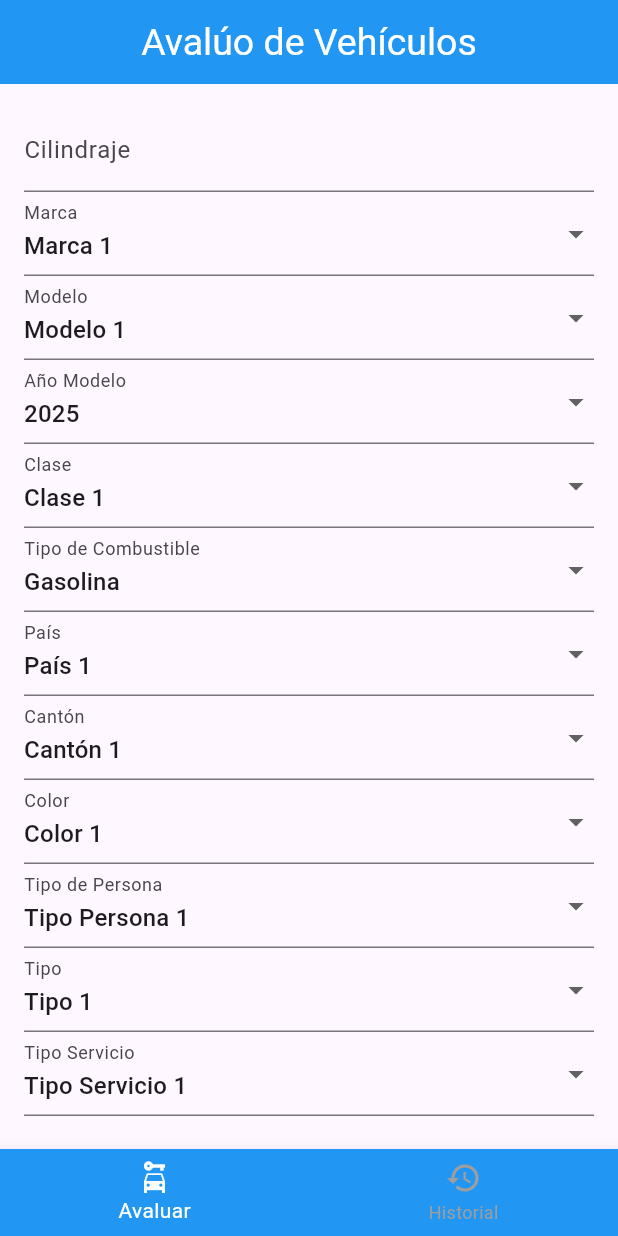
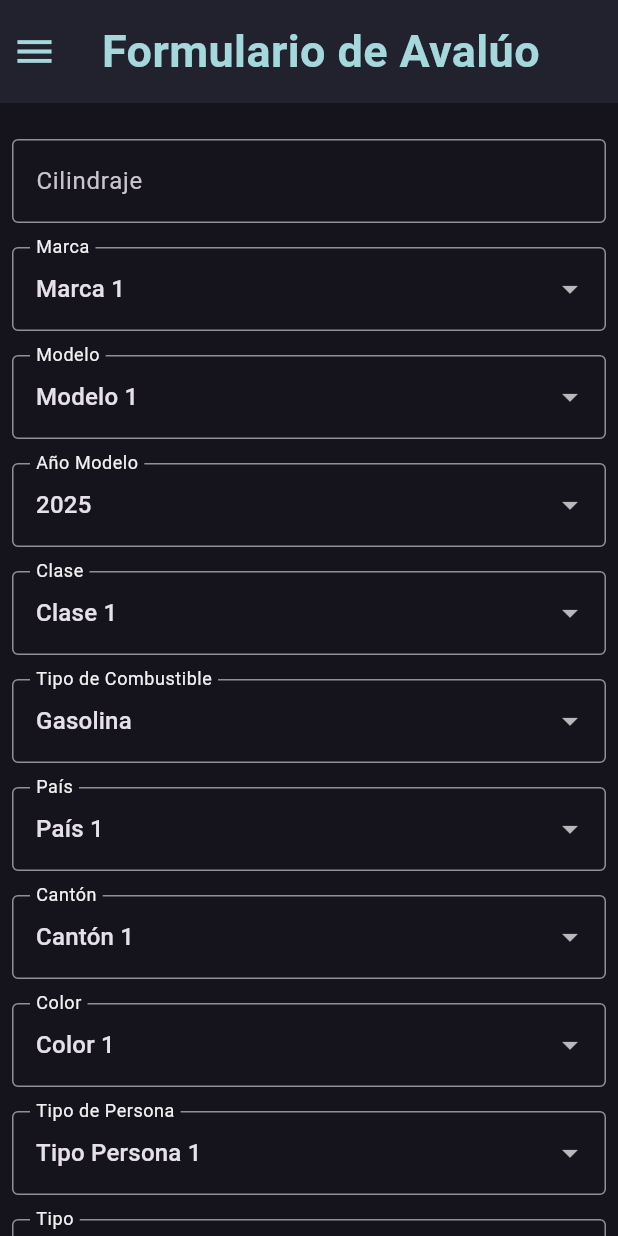
Before and after one commit to codeswax/Proyecto-IA, a Flutter app: the screen it shows after launch, on a phone screen of 412 x 824 dp. Run offline on Flutter 3.47's test engine with Material 3 defaults, Android fonts, the light colour scheme and no system bars.

Commit message:
Cambios en la interfaz, resolución de bug
Layout responsivo y con paleta de colores
El campo Tipo ya no produce error al seleccionar una opción

```diff
--- a/proyecto_ia_front/lib/components/bottom_nav_bar.dart
+++ /dev/null
@@ -1,27 +0,0 @@
-import 'package:flutter/material.dart';
-
-class BottomNavBar extends StatelessWidget {
-  final int selectedScreen;
-  final Function(int) onTap;
-
-  const BottomNavBar({
-    super.key,
-    required this.selectedScreen,
-    required this.onTap,
-  });
-
-  @override
-  Widget build(BuildContext context) {
-    return BottomNavigationBar(
-      backgroundColor: Colors.blue,
-      currentIndex: selectedScreen,
-      unselectedItemColor: Colors.grey,
-      selectedItemColor: Colors.white,
-      onTap: onTap,
-      items: const [
-        BottomNavigationBarItem(icon: Icon(Icons.car_rental), label: 'Avaluar'),
-        BottomNavigationBarItem(icon: Icon(Icons.history), label: 'Historial'),
-      ],
-    );
-  }
-}
--- a/proyecto_ia_front/lib/main.dart
+++ b/proyecto_ia_front/lib/main.dart
@@ -1,5 +1,6 @@
 import 'package:flutter/material.dart';
 import 'package:proyecto_ia_front/screens/main_screen.dart';
+import 'package:proyecto_ia_front/util/constants.dart';
 
 void main() {
   runApp(const MainApp());
@@ -11,8 +12,22 @@ class MainApp extends StatelessWidget {
   @override
   Widget build(BuildContext context) {
     return MaterialApp(
-        debugShowCheckedModeBanner: false,
-        theme: ThemeData(primarySwatch: Colors.blue),
-        home: const MainScreen());
+      title: 'Avalúo de Vehículos Usados',
+      debugShowCheckedModeBanner: false,
+      theme: ThemeData(
+        scaffoldBackgroundColor: backgroundColor,
+        brightness: Brightness.dark,
+        inputDecorationTheme: const InputDecorationTheme(
+            border: OutlineInputBorder(
+                borderSide: BorderSide(color: secondaryColor)),
+            focusedBorder: OutlineInputBorder(
+                borderSide: BorderSide(color: secondaryColor)),
+            floatingLabelStyle: TextStyle(color: secondaryColor)),
+        textSelectionTheme: const TextSelectionThemeData(
+          cursorColor: secondaryColor,
+        ),
+      ),
+      home: const MainScreen(),
+    );
   }
 }
--- a/proyecto_ia_front/lib/screens/car_appraisal_form.dart
+++ b/proyecto_ia_front/lib/screens/car_appraisal_form.dart
@@ -1,6 +1,7 @@
 import 'package:intl/intl.dart';
 import 'package:flutter/material.dart';
 import 'package:proyecto_ia_front/models/car.dart';
+import 'package:proyecto_ia_front/util/constants.dart';
 // import 'package:front_proyecto_ia/components/car_appraisal_details.dart';
 
 class CarAppraisalForm extends StatefulWidget {
@@ -86,13 +87,6 @@ class _CarAppraisalFormState extends State<CarAppraisalForm> {
       print('Tipo de Servicio: ${car!.tipoServicio}');
       print('Tipo de Transacción: ${car!.tipoTransaccion}');
       print('Fecha de Compra: ${car!.fechaCompra}');
-
-      // Navigator.push(
-      //   context,
-      //   MaterialPageRoute(
-      //     builder: (context) => CarAppraisalDetails(car: car!),
-      //   ),
-      // );
     }
   }
 
@@ -114,13 +108,15 @@ class _CarAppraisalFormState extends State<CarAppraisalForm> {
   @override
   Widget build(BuildContext context) {
     return Padding(
-      padding: const EdgeInsets.all(16.0),
+      padding: const EdgeInsets.only(top: 16.0),
       child: SingleChildScrollView(
         child: Form(
           key: _formKey,
           child: Column(
             children: <Widget>[
-              TextFormField(
+              Padding(
+                padding: const EdgeInsets.all(8.0),
+                child: TextFormField(
                   controller: cilindrajeController,
                   keyboardType: TextInputType.number,
                   decoration: const InputDecoration(
@@ -129,7 +125,10 @@ class _CarAppraisalFormState extends State<CarAppraisalForm> {
                   validator: _validateCilindraje,
                   onSaved: (value) => cilindraje = int.parse(value!),
                 ),
-              DropdownButtonFormField(
+              ),
+              Padding(
+                padding: const EdgeInsets.all(8.0),
+                child: DropdownButtonFormField(
                   decoration: const InputDecoration(labelText: 'Marca'),
                   value: marca,
                   items: ['Marca 1', 'Marca 2', 'Marca 3']
@@ -148,7 +147,10 @@ class _CarAppraisalFormState extends State<CarAppraisalForm> {
                       ? 'Selecciona una marca'
                       : null,
                 ),
-              DropdownButtonFormField(
+              ),
+              Padding(
+                padding: const EdgeInsets.all(8.0),
+                child: DropdownButtonFormField(
                   decoration: const InputDecoration(labelText: 'Modelo'),
                   value: modelo,
                   items: ['Modelo 1', 'Modelo 2', 'Modelo 3']
@@ -167,7 +169,10 @@ class _CarAppraisalFormState extends State<CarAppraisalForm> {
                       ? 'Selecciona un modelo'
                       : null,
                 ),
-              DropdownButtonFormField(
+              ),
+              Padding(
+                padding: const EdgeInsets.all(8.0),
+                child: DropdownButtonFormField(
                   decoration: const InputDecoration(labelText: 'Año Modelo'),
                   value: anio,
                   items: ['2025', '2024', '2023']
@@ -186,7 +191,10 @@ class _CarAppraisalFormState extends State<CarAppraisalForm> {
                       ? 'Selecciona un año modelo'
                       : null,
                 ),
-              DropdownButtonFormField(
+              ),
+              Padding(
+                padding: const EdgeInsets.all(8.0),
+                child: DropdownButtonFormField(
                   decoration: const InputDecoration(labelText: 'Clase'),
                   value: clase,
                   items: ['Clase 1', 'Clase 2', 'Clase 3']
@@ -205,7 +213,10 @@ class _CarAppraisalFormState extends State<CarAppraisalForm> {
                       ? 'Selecciona una clase'
                       : null,
                 ),
-              DropdownButtonFormField(
+              ),
+              Padding(
+                padding: const EdgeInsets.all(8.0),
+                child: DropdownButtonFormField(
                   decoration:
                       const InputDecoration(labelText: 'Tipo de Combustible'),
                   value: combustible,
@@ -225,7 +236,10 @@ class _CarAppraisalFormState extends State<CarAppraisalForm> {
                       ? 'Selecciona un tipo de combustible'
                       : null,
                 ),
-              DropdownButtonFormField(
+              ),
+              Padding(
+                padding: const EdgeInsets.all(8.0),
+                child: DropdownButtonFormField(
                   decoration: const InputDecoration(labelText: 'País'),
                   value: pais,
                   items: ['País 1', 'País 2', 'País 3']
@@ -244,7 +258,10 @@ class _CarAppraisalFormState extends State<CarAppraisalForm> {
                       ? 'Selecciona un país'
                       : null,
                 ),
-              DropdownButtonFormField(
+              ),
+              Padding(
+                padding: const EdgeInsets.all(8.0),
+                child: DropdownButtonFormField(
                   decoration: const InputDecoration(labelText: 'Cantón'),
                   value: canton,
                   items: ['Cantón 1', 'Cantón 2', 'Cantón 3']
@@ -263,7 +280,10 @@ class _CarAppraisalFormState extends State<CarAppraisalForm> {
                       ? 'Selecciona un cantón'
                       : null,
                 ),
-              DropdownButtonFormField(
+              ),
+              Padding(
+                padding: const EdgeInsets.all(8.0),
+                child: DropdownButtonFormField(
                   decoration: const InputDecoration(labelText: 'Color'),
                   value: color,
                   items: ['Color 1', 'Colorn 2', 'Color 3']
@@ -282,8 +302,12 @@ class _CarAppraisalFormState extends State<CarAppraisalForm> {
                       ? 'Selecciona un color'
                       : null,
                 ),
-              DropdownButtonFormField(
-                decoration: const InputDecoration(labelText: 'Tipo de Persona'),
+              ),
+              Padding(
+                padding: const EdgeInsets.all(8.0),
+                child: DropdownButtonFormField(
+                  decoration:
+                      const InputDecoration(labelText: 'Tipo de Persona'),
                   value: persona,
                   items: ['Tipo Persona 1', 'Tipo Persona 2']
                       .map((String value) => DropdownMenuItem(
@@ -301,7 +325,10 @@ class _CarAppraisalFormState extends State<CarAppraisalForm> {
                       ? 'Selecciona un tipo de persona'
                       : null,
                 ),
-              DropdownButtonFormField(
+              ),
+              Padding(
+                padding: const EdgeInsets.all(8.0),
+                child: DropdownButtonFormField(
                   decoration: const InputDecoration(labelText: 'Tipo'),
                   value: tipo,
                   items: ['Tipo 1', 'Tipo 2']
@@ -312,7 +339,7 @@ class _CarAppraisalFormState extends State<CarAppraisalForm> {
                       .toList(),
                   onChanged: (value) {
                     setState(() {
-                    persona = value!;
+                      tipo = value!;
                     });
                   },
                   onSaved: (value) => tipo = value!,
@@ -320,7 +347,10 @@ class _CarAppraisalFormState extends State<CarAppraisalForm> {
                       ? 'Selecciona un tipo'
                       : null,
                 ),
-              DropdownButtonFormField(
+              ),
+              Padding(
+                padding: const EdgeInsets.all(8.0),
+                child: DropdownButtonFormField(
                   decoration: const InputDecoration(labelText: 'Tipo Servicio'),
                   value: tipoServicio,
                   items: ['Tipo Servicio 1', 'Tipo Servicio 2']
@@ -339,7 +369,10 @@ class _CarAppraisalFormState extends State<CarAppraisalForm> {
                       ? 'Selecciona un tipo de servicio'
                       : null,
                 ),
-              DropdownButtonFormField(
+              ),
+              Padding(
+                padding: const EdgeInsets.all(8.0),
+                child: DropdownButtonFormField(
                   decoration:
                       const InputDecoration(labelText: 'Tipo Transacción'),
                   value: tipoTransaccion,
@@ -359,8 +392,15 @@ class _CarAppraisalFormState extends State<CarAppraisalForm> {
                       ? 'Selecciona un tipo de transacción'
                       : null,
                 ),
-              const SizedBox(height: 16),
-              Row(
+              ),
+              const SizedBox(height: 8),
+              Padding(
+                padding: const EdgeInsets.symmetric(horizontal: 8.0),
+                child: Container(
+                  color: cardColor,
+                  child: Padding(
+                    padding: const EdgeInsets.all(8.0),
+                    child: Row(
                       mainAxisAlignment: MainAxisAlignment.spaceEvenly,
                       children: [
                         Text(
@@ -370,6 +410,10 @@ class _CarAppraisalFormState extends State<CarAppraisalForm> {
                         ),
                         ElevatedButton(
                           onPressed: () => _selectDate(context),
+                          style: ElevatedButton.styleFrom(
+                            foregroundColor: Colors.black,
+                            backgroundColor: primaryColor,
+                          ),
                           child: const Text('Seleccionar Fecha'),
                         ),
                         if (fechaCompraError != null)
@@ -382,8 +426,13 @@ class _CarAppraisalFormState extends State<CarAppraisalForm> {
                           ),
                       ],
                     ),
+                  ),
+                ),
+              ),
               const SizedBox(height: 16),
-              SizedBox(
+              Padding(
+                padding: const EdgeInsets.only(bottom: 8.0),
+                child: SizedBox(
                   width: 200,
                   child: ElevatedButton(
                     onPressed: () {
@@ -392,7 +441,12 @@ class _CarAppraisalFormState extends State<CarAppraisalForm> {
                       });
                       sendCarDetails();
                     },
+                    style: ElevatedButton.styleFrom(
+                      foregroundColor: Colors.black,
+                      backgroundColor: primaryColor,
+                    ),
                     child: const Text('Valuar Vehículo'),
+                  ),
                 ),
               ),
             ],
--- a/proyecto_ia_front/lib/screens/main_screen.dart
+++ b/proyecto_ia_front/lib/screens/main_screen.dart
@@ -1,6 +1,7 @@
 import 'package:flutter/material.dart';
-import 'package:proyecto_ia_front/components/bottom_nav_bar.dart';
-import 'package:proyecto_ia_front/components/nav_rail.dart';
+import 'package:proyecto_ia_front/util/responsive.dart';
+import 'package:proyecto_ia_front/widgets/custom_header.dart';
+import 'package:proyecto_ia_front/widgets/custom_nav_rail.dart';
 import 'package:proyecto_ia_front/screens/car_appraisal_form.dart';
 
 class MainScreen extends StatefulWidget {
@@ -11,72 +12,66 @@ class MainScreen extends StatefulWidget {
 }
 
 class _MainScreenState extends State<MainScreen> {
-  final List<Widget> screens = [
-    const CarAppraisalForm(),
-    Container(
-      color: Colors.purple.shade100,
-      alignment: Alignment.center,
-      child: const Text(
-        'Feed',
-        style: TextStyle(fontSize: 40),
-      ),
-    ),
-    Container(
-      color: Colors.red.shade100,
-      alignment: Alignment.center,
-      child: const Text(
-        'Favorites',
-        style: TextStyle(fontSize: 40),
-      ),
-    ),
-    Container(
-      color: Colors.pink.shade300,
-      alignment: Alignment.center,
-      child: const Text(
-        'Settings',
-        style: TextStyle(fontSize: 40),
-      ),
-    ),
-  ];
+  int _selectedScreen = 0;
 
-  int selectedScreen = 0;
-
-  void updateScreen(int index) {
+  void _updateScreen(int index) {
     setState(() {
-      selectedScreen = index;
+      _selectedScreen = index;
     });
   }
 
   @override
   Widget build(BuildContext context) {
+    bool isDesktop = Responsive.isDesktop(context);
+    bool isMobile = Responsive.isMobile(context);
+    bool isTablet = Responsive.isTablet(context);
     return Scaffold(
-      appBar: AppBar(
-        title: const Center(
-          child: Text(
-            'Avalúo de Vehículos',
-          ),
-        ),
-        titleTextStyle: const TextStyle(color: Colors.white, fontSize: 25),
-        backgroundColor: Colors.blue,
-      ),
-      bottomNavigationBar: MediaQuery.of(context).size.width < 640
-          ? BottomNavBar(
-              selectedScreen: selectedScreen,
-              onTap: updateScreen,
+        drawer: (isMobile || isTablet)
+            ? SizedBox(
+                width: 250,
+                child: CustomNavRail(
+                    selectedScreen: _selectedScreen,
+                    onDestinationSelected: _updateScreen),
               )
             : null,
-      body: Row(
+        body: SafeArea(
+          child: Row(
             children: [
-          if (MediaQuery.of(context).size.width >= 640)
-            NavRail(
-              selectedScreen: selectedScreen,
-              onDestinationSelected: updateScreen,
-            ),
+              if (isDesktop)
                 Expanded(
-            child: screens[selectedScreen],
-          ),
+                    flex: 1,
+                    child: CustomNavRail(
+                        selectedScreen: _selectedScreen,
+                        onDestinationSelected: _updateScreen)),
+              Expanded(flex: 11, child: _buildScreen())
             ],
           ),
+        ));
+  }
+
+  Widget _buildScreen() {
+    switch (_selectedScreen) {
+      case 0:
+        return const Column(
+          children: [
+            CustomHeader(headerTitle: 'Formulario de Avalúo'),
+            Expanded(flex: 11, child: CarAppraisalForm()),
+          ],
+        );
+      case 1:
+        return const Column(
+          children: [
+            CustomHeader(headerTitle: 'Historial'),
+            //CarAppraisalHistory(),
+          ],
+        );
+      default:
+        return const Column(
+          children: [
+            CustomHeader(headerTitle: 'Formulario de Avalúo'),
+            Expanded(flex: 11, child: CarAppraisalForm()),
+          ],
         );
     }
   }
+}
--- /dev/null
+++ b/proyecto_ia_front/lib/util/constants.dart
@@ -0,0 +1,9 @@
+import 'package:flutter/material.dart';
+
+const backgroundColor = Color(0xFF15131C);
+const cardColor = Color(0xFF21222d);
+const primaryColor = Color(0xFFA5D8DD);
+const secondaryColor = Color(0xFFF1F1F1);
+const transparent = Colors.transparent;
+
+const standardPadding = 20.0;
--- /dev/null
+++ b/proyecto_ia_front/lib/util/responsive.dart
@@ -0,0 +1,11 @@
+import 'package:flutter/material.dart';
+
+class Responsive {
+  static bool isMobile(BuildContext context) =>
+      MediaQuery.of(context).size.width < 850;
+  static bool isTablet(BuildContext context) =>
+      MediaQuery.of(context).size.width >= 850 &&
+      MediaQuery.of(context).size.width < 1100;
+  static bool isDesktop(BuildContext context) =>
+      MediaQuery.of(context).size.width >= 1100;
+}
--- /dev/null
+++ b/proyecto_ia_front/lib/widgets/custom_header.dart
@@ -0,0 +1,44 @@
+import 'package:flutter/material.dart';
+import 'package:proyecto_ia_front/util/constants.dart';
+import 'package:proyecto_ia_front/util/responsive.dart';
+
+class CustomHeader extends StatelessWidget {
+  final String headerTitle;
+  const CustomHeader({super.key, required this.headerTitle});
+
+  @override
+  Widget build(BuildContext context) {
+    return Expanded(
+      flex: 1,
+      child: Container(
+        color: cardColor,
+        child: Row(
+          children: [
+            if (!Responsive.isDesktop(context))
+              Padding(
+                padding: const EdgeInsets.all(8.0),
+                child: InkWell(
+                  child: const Icon(Icons.menu, color: primaryColor, size: 30),
+                  onTap: () => Scaffold.of(context).openDrawer(),
+                ),
+              ),
+            Expanded(
+              child: Padding(
+                padding: const EdgeInsets.only(right: 30),
+                child: Text(
+                  headerTitle,
+                  textAlign: TextAlign.center,
+                  style: const TextStyle(
+                    fontSize: 30,
+                    fontWeight: FontWeight.bold,
+                    color: primaryColor,
+                  ),
+                ),
+              ),
+            ),
+          ],
+        ),
+      ),
+    );
+  }
+}
--- a/proyecto_ia_front/lib/components/nav_rail.dart
+++ b/proyecto_ia_front/lib/widgets/custom_nav_rail.dart
@@ -1,10 +1,11 @@
 import 'package:flutter/material.dart';
+import 'package:proyecto_ia_front/util/constants.dart';
 
-class NavRail extends StatelessWidget {
+class CustomNavRail extends StatelessWidget {
   final int selectedScreen;
   final Function(int) onDestinationSelected;
 
-  const NavRail({
+  const CustomNavRail({
     super.key,
     required this.selectedScreen,
     required this.onDestinationSelected,
@@ -13,8 +14,8 @@ class NavRail extends StatelessWidget {
   @override
   Widget build(BuildContext context) {
     return NavigationRail(
-      backgroundColor: Colors.blue,
-      indicatorColor: Colors.white,
+      backgroundColor: cardColor,
+      indicatorColor: primaryColor,
       selectedIndex: selectedScreen,
       onDestinationSelected: onDestinationSelected,
       destinations: const [
@@ -23,7 +24,7 @@ class NavRail extends StatelessWidget {
             Icons.car_rental,
             size: 30,
           ),
-          label: Text('Avaluar'),
+          label: Text('Valuar'),
         ),
         NavigationRailDestination(
           icon: Icon(
@@ -37,19 +38,18 @@ class NavRail extends StatelessWidget {
       selectedLabelTextStyle: const TextStyle(
         color: Colors.white,
       ),
+      selectedIconTheme: const IconThemeData(
+        color: cardColor,
+      ),
       leading: const Column(
         children: [
           SizedBox(
             height: 10,
           ),
-          CircleAvatar(
-            backgroundColor: Colors.transparent,
-            radius: 35,
-            child: Icon(
-              Icons.calculate_sharp,
-              size: 45,
-              color: Colors.white,
-            ),
+          Icon(
+            Icons.calculate_sharp,
+            size: 100,
+            color: primaryColor,
           ),
           SizedBox(
             height: 10,
--- /dev/null
+++ b/proyecto_ia_front/lib/widgets/dialog/dialog_implementation.dart
@@ -0,0 +1,30 @@
+import 'package:flutter/material.dart';
+import 'package:proyecto_ia_front/widgets/dialog/dialog_interface.dart';
+
+class DialogImplementation implements DialogService {
+  @override
+  Future<void> showLoadingDialog(BuildContext context, String message) async {
+    if (!context.mounted) return;
+    await showDialog<String>(
+      context: context,
+      builder: (BuildContext context) => AlertDialog(
+        title: const Text('Cargando...'),
+        content: Row(
+          children: [
+            const CircularProgressIndicator(color: Colors.blue),
+            Container(
+              margin: const EdgeInsets.only(left: 7),
+              child: Text(message),
+            ),
+          ],
+        ),
+      ),
+    );
+  }
+
+  @override
+  Future<void> showExceptionDialog(BuildContext context, String exception) {
+    // TODO: implement showExceptionDialog
+    throw UnimplementedError();
+  }
+}
--- /dev/null
+++ b/proyecto_ia_front/lib/widgets/dialog/dialog_interface.dart
@@ -0,0 +1,6 @@
+import 'package:flutter/material.dart';
+
+abstract class DialogService {
+  Future<void> showExceptionDialog(BuildContext context, String exception);
+  Future<void> showLoadingDialog(BuildContext context, String message);
+}
```
Also changed, not shown: proyecto_ia_front/pubspec.lock. Lines whose indentation alone changed are shown as unchanged.
